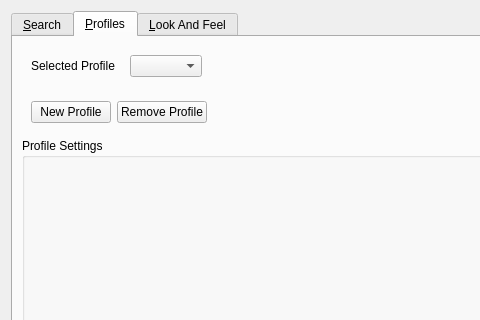
Old version of the form src/gtatools-gui/src/src/gui/ConfigWidget.ui in the repository alemariusnexus/gtatools; both pictures show x 0 to 480 and y 0 to 320 of the 676 by 573 pixel window.
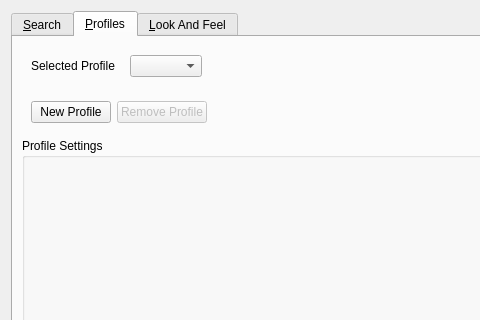
New version of the form. The open tabs and pages were chosen to show the change. Custom widgets are drawn as their Qt base class.

Patch:
```diff
--- a/src/gtatools-gui/src/src/gui/ConfigWidget.ui
+++ b/src/gtatools-gui/src/src/gui/ConfigWidget.ui
@@ -101,6 +101,9 @@
           </item>
           <item>
            <widget class="QPushButton" name="removeProfileButton">
+            <property name="enabled">
+             <bool>false</bool>
+            </property>
             <property name="text">
              <string>Remove Profile</string>
             </property>
```
Left out of the diff: 2 changed lines with no effect on the pictures.
